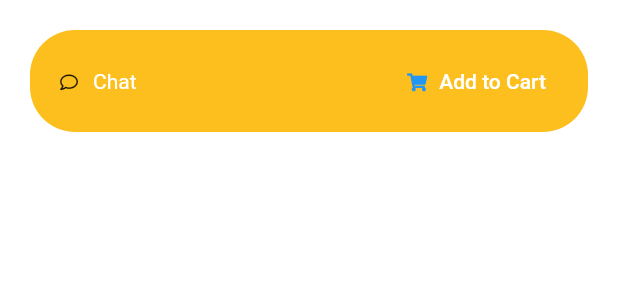
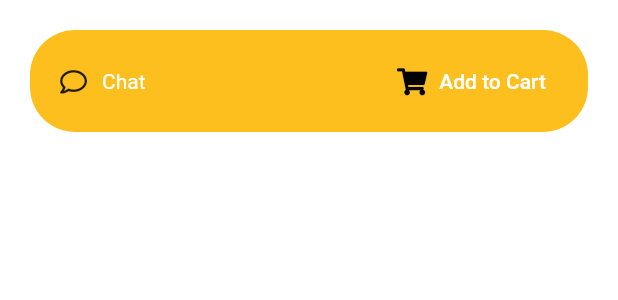
Before and after one commit to ReinanS/Flutter-Dart-Studies, a Flutter app: the ChatAndAddToCart widget shown alone on an empty page, opened directly, on a phone screen of 412 x 824 dp. Shown: the top 300 px of the screen. Run offline on Flutter 3.47's test engine with Material 2 defaults, Android fonts, the phone set to English and light mode, and no system bars; our stand-ins replace flutter_svg, font_awesome_flutter, shared_preferences, simple_animations; accounts and stored records are empty; network calls fail.

Commit message:
feat: adiciona details screen

```diff
--- a/Flutter/autentication_login/lib/Screens/details/components/body.dart
+++ b/Flutter/autentication_login/lib/Screens/details/components/body.dart
@@ -51,7 +51,7 @@ class _BodyState extends State<Body> {
                     child: Hero(
                       tag: '${produto.produtoId}',
                       child: ProductPoster(
-                        size: size,
+                        size: size * 0.7,
                         image: produto.imagemUrl,
                       ),
                     ),
--- a/Flutter/autentication_login/lib/Screens/details/components/chat_and_add_to_cart.dart
+++ b/Flutter/autentication_login/lib/Screens/details/components/chat_and_add_to_cart.dart
@@ -19,7 +19,7 @@ class ChatAndAddToCart extends StatelessWidget {
         children: <Widget>[
           FaIcon(
             FontAwesomeIcons.comment,
-            size: 12,
+            size: 18,
           ),
           SizedBox(
             width: kDefaultPadding / 2,
@@ -33,7 +33,8 @@ class ChatAndAddToCart extends StatelessWidget {
             onPressed: () {},
             icon: FaIcon(
               FontAwesomeIcons.shoppingCart,
-              size: 12,
+              color: Colors.black,
+              size: 18,
             ),
             label: Text(
               "Add to Cart",
--- a/Flutter/autentication_login/lib/Screens/details/components/list_of_colors.dart
+++ b/Flutter/autentication_login/lib/Screens/details/components/list_of_colors.dart
@@ -8,6 +8,7 @@ class ListOfColors extends StatelessWidget {
     return Padding(
       padding: EdgeInsets.symmetric(vertical: kDefaultPadding),
       child: Row(
+        mainAxisAlignment: MainAxisAlignment.center,
         children: <Widget>[
           ColorDot(
             fillColor: Color(0xFF80989A),
```
Also changed, not shown: Flutter/autentication_login/lib/Screens/details/details_screen.dart (added, +55 -0 lines).
